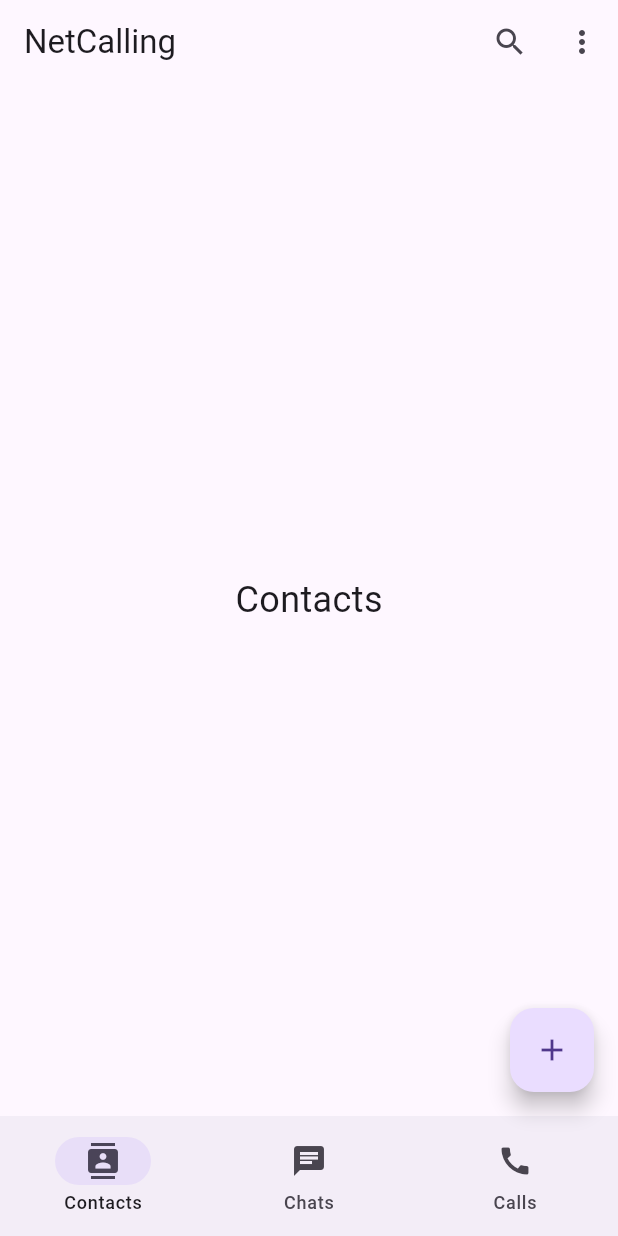
After one commit to Parthvedante2006/netcalling, a Flutter app: the HomeScreen screen opened directly, after a tap on the "add" icon, on a phone screen of 412 x 824 dp. The commit adds this screen. Run offline on Flutter 3.47's test engine with Material 3 defaults, Android fonts, the phone set to English and light mode, and no system bars; our stand-ins replace cloud_firestore, firebase_auth, firebase_core; accounts and stored records are empty.

Commit message:
home screen created

```diff
--- a/lib/Screens/home_screen.dart
+++ b/lib/Screens/home_screen.dart
@@ -0,0 +1,87 @@
+import 'package:flutter/material.dart';
+import 'sections/contacts_screen.dart';
+import 'sections/chats_screen.dart';
+import 'sections/call_history_screen.dart';
+
+class HomeScreen extends StatefulWidget {
+  const HomeScreen({super.key});
+
+  @override
+  State<HomeScreen> createState() => _HomeScreenState();
+}
+
+class _HomeScreenState extends State<HomeScreen> {
+  int _currentIndex = 0;
+
+  final List<Widget> _screens = [
+    const ContactsScreen(),
+    const ChatsScreen(),
+    const CallHistoryScreen(),
+  ];
+
+  @override
+  Widget build(BuildContext context) {
+    return Scaffold(
+      appBar: AppBar(
+        title: const Text('NetCalling'),
+        actions: [
+          IconButton(
+            icon: const Icon(Icons.search),
+            onPressed: () {
+              // TODO: Implement search
+            },
+          ),
+          IconButton(
+            icon: const Icon(Icons.more_vert),
+            onPressed: () {
+              // TODO: Implement menu
+            },
+          ),
+        ],
+      ),
+      body: IndexedStack(
+        index: _currentIndex,
+        children: _screens,
+      ),
+      bottomNavigationBar: NavigationBar(
+        selectedIndex: _currentIndex,
+        onDestinationSelected: (index) {
+          setState(() {
+            _currentIndex = index;
+          });
+        },
+        destinations: const [
+          NavigationDestination(
+            icon: Icon(Icons.contacts),
+            label: 'Contacts',
+          ),
+          NavigationDestination(
+            icon: Icon(Icons.chat),
+            label: 'Chats',
+          ),
+          NavigationDestination(
+            icon: Icon(Icons.call),
+            label: 'Calls',
+          ),
+        ],
+      ),
+      floatingActionButton: FloatingActionButton(
+        onPressed: () {
+          // TODO: Implement action based on current tab
+          switch (_currentIndex) {
+            case 0: // Contacts
+              // Add new contact
+              break;
+            case 1: // Chats
+              // Start new chat
+              break;
+            case 2: // Calls
+              // Make new call
+              break;
+          }
+        },
+        child: Icon(_currentIndex == 1 ? Icons.message : Icons.add),
+      ),
+    );
+  }
+}
--- a/lib/Screens/login.dart
+++ b/lib/Screens/login.dart
@@ -1,5 +1,6 @@
 import 'package:flutter/material.dart';
 import 'package:netcalling/Screens/sign_up.dart';
+import 'package:netcalling/Screens/home_screen.dart';
 import 'package:netcalling/Services/firebase_service.dart';
 
 class LoginScreen extends StatefulWidget {
@@ -74,7 +75,11 @@ class _LoginScreenState extends State<LoginScreen> {
       ScaffoldMessenger.of(context).showSnackBar(
         const SnackBar(content: Text("✅ Login successful")),
       );
-      // TODO: Navigate to Home/Dashboard
+      // Navigate to HomeScreen and remove all previous routes
+      Navigator.pushReplacement(
+        context,
+        MaterialPageRoute(builder: (_) => const HomeScreen()),
+      );
     } else {
       ScaffoldMessenger.of(context).showSnackBar(
         SnackBar(content: Text("❌ $result")),
--- /dev/null
+++ b/lib/Screens/sections/call_history_screen.dart
@@ -0,0 +1,15 @@
+import 'package:flutter/material.dart';
+
+class CallHistoryScreen extends StatelessWidget {
+  const CallHistoryScreen({super.key});
+
+  @override
+  Widget build(BuildContext context) {
+    return const Center(
+      child: Text(
+        'Call History',
+        style: TextStyle(fontSize: 24),
+      ),
+    );
+  }
+}
--- /dev/null
+++ b/lib/Screens/sections/chats_screen.dart
@@ -0,0 +1,15 @@
+import 'package:flutter/material.dart';
+
+class ChatsScreen extends StatelessWidget {
+  const ChatsScreen({super.key});
+
+  @override
+  Widget build(BuildContext context) {
+    return const Center(
+      child: Text(
+        'Chats',
+        style: TextStyle(fontSize: 24),
+      ),
+    );
+  }
+}
--- /dev/null
+++ b/lib/Screens/sections/contacts_screen.dart
@@ -0,0 +1,15 @@
+import 'package:flutter/material.dart';
+
+class ContactsScreen extends StatelessWidget {
+  const ContactsScreen({super.key});
+
+  @override
+  Widget build(BuildContext context) {
+    return const Center(
+      child: Text(
+        'Contacts',
+        style: TextStyle(fontSize: 24),
+      ),
+    );
+  }
+}
```
